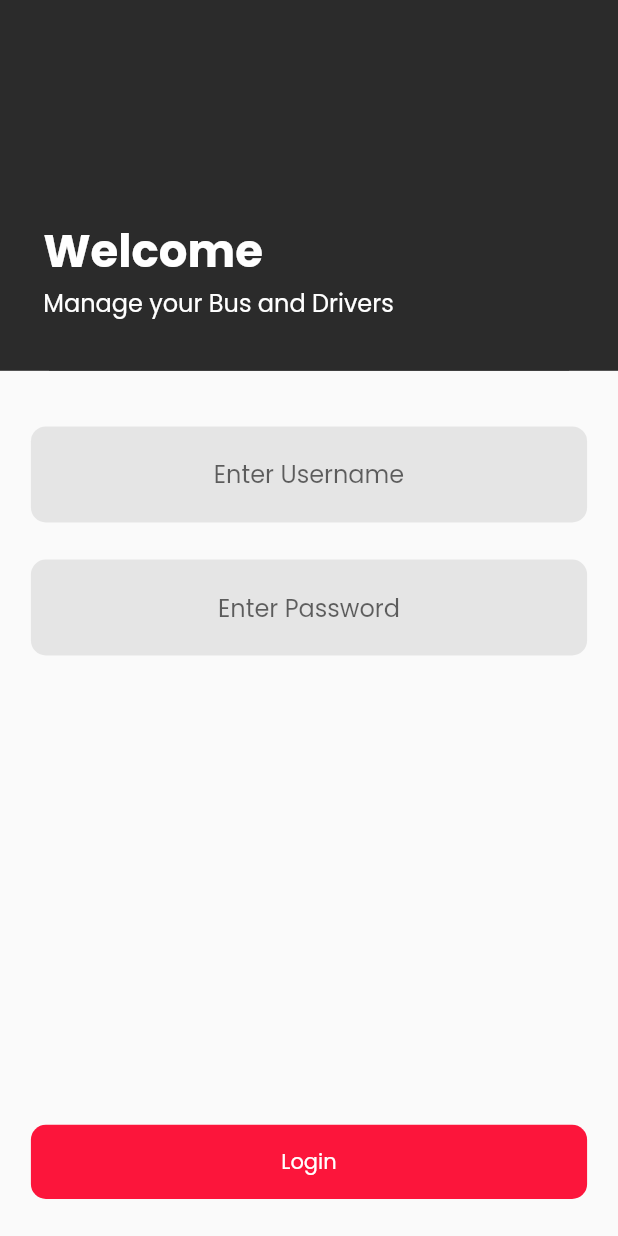
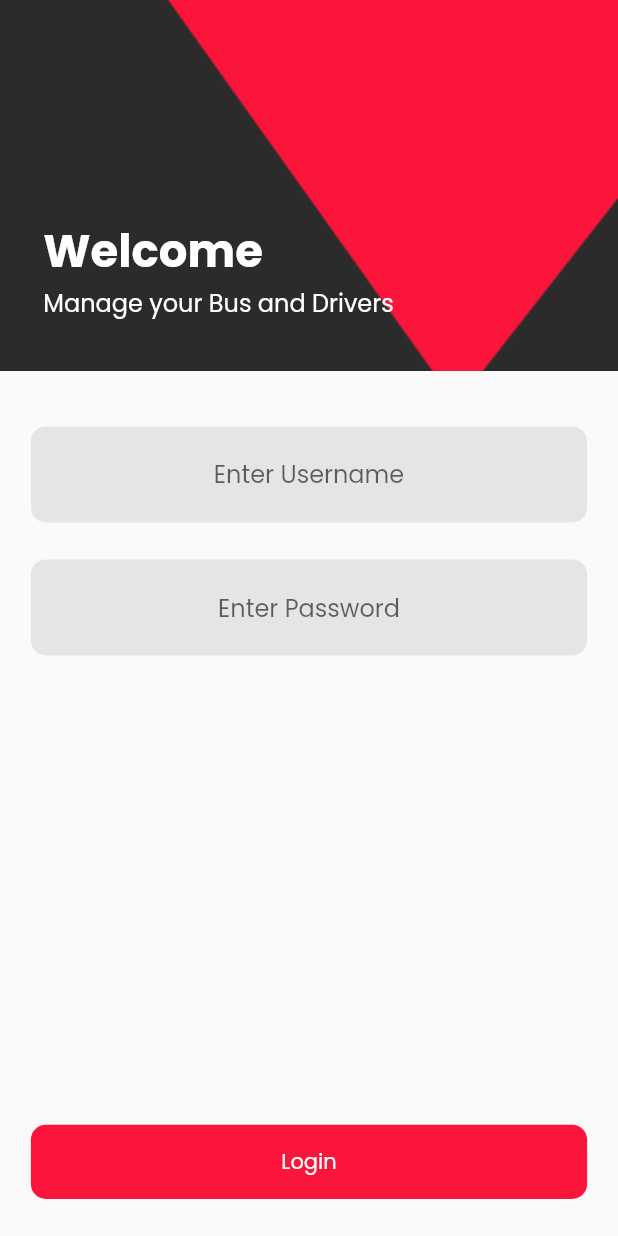
Before and after one commit to mahesh-mr/moovbe, a Flutter app: the screen it shows after launch, after a tap on "Get Started", on a phone screen of 412 x 824 dp. Run offline on Flutter 3.47's test engine with Material 2 defaults, Android fonts, the phone set to English and light mode, and no system bars; our stand-ins replace dio, flutter_svg, get, get_storage, google_fonts; network calls fail.

```diff
--- a/lib/data/login_service.dart
+++ b/lib/data/login_service.dart
@@ -1,8 +1,6 @@
-import 'dart:convert';
+
 import 'dart:developer';
 import 'package:get_storage/get_storage.dart';
-import 'package:shared_preferences/shared_preferences.dart';
-import '../domain/login_model.dart';
 import 'core/dio_clint.dart';
 import 'core/token_storage.dart';
 
@@ -30,5 +28,6 @@ class LoginService {
     } catch (e) {
       log("data:  $e");
     }
+    return null;
   }
 }
--- a/lib/main.dart
+++ b/lib/main.dart
@@ -1,8 +1,6 @@
 import 'package:flutter/material.dart';
 import 'package:google_fonts/google_fonts.dart';
 import 'package:moovbe_app/presentation/pages/home_screen/home_screen.dart';
-import 'package:moovbe_app/presentation/pages/seat_layout/three_seater_layout.dart';
-import 'package:provider/provider.dart';
 import 'data/core/token_storage.dart';
 import 'presentation/core/colors.dart';
 import 'presentation/pages/start_screen/start_screen.dart';
@@ -22,7 +20,7 @@ class MyApp extends StatelessWidget {
         title: 'moovbe',
         theme: ThemeData(
           appBarTheme: AppBarTheme(
-            iconTheme: IconThemeData(color: appBackground),
+            iconTheme: const IconThemeData(color: appBackground),
             backgroundColor: appBlack,
             elevation: 0,
             centerTitle: true,
@@ -37,6 +35,6 @@ class MyApp extends StatelessWidget {
           // primarySwatch: Colors.blue,
         ),
         debugShowCheckedModeBanner: false,
-        home: token == null ? GetStartScreen() : HomeScreen());
+        home: token == null ? const GetStartScreen() : const HomeScreen());
   }
 }
--- a/lib/presentation/pages/home_screen/home_screen.dart
+++ b/lib/presentation/pages/home_screen/home_screen.dart
@@ -1,11 +1,8 @@
 // ignore_for_file: public_member_api_docs, sort_constructors_first
 import 'package:flutter/material.dart';
-
 import '../../core/colors.dart';
 import '../drivers_list_screen/drivers_list_screen.dart';
 import '../../widgets/custom_list_tile.dart';
-import '../seat_layout/three_seater_layout.dart';
-import '../seat_layout/two_seater_layout.dart';
 import 'widgets/custom_grid_card.dart';
 
 class HomeScreen extends StatelessWidget {
--- a/lib/presentation/pages/home_screen/widgets/custom_grid_card.dart
+++ b/lib/presentation/pages/home_screen/widgets/custom_grid_card.dart
@@ -37,21 +37,21 @@ class CustomGridCard extends StatelessWidget {
           children: [
             Text(
               title,
-              style: TextStyle(
+              style: const TextStyle(
                   fontSize: 20,
                   fontWeight: FontWeight.bold,
                   color: appBackground),
             ),
             Text(
               subTitle,
-              style: TextStyle(fontSize: 14, color: appBackground),
+              style: const TextStyle(fontSize: 14, color: appBackground),
             ),
             SizedBox(
               height: size.height * 0.01,
             ),
             Align(
                 alignment: Alignment.bottomRight,
-                child: Container(
+                child: SizedBox(
                   height: size.height * 0.1,
                   width: size.width * 0.245,
                   child: Image.asset(
--- a/lib/presentation/pages/login_screen/login_screen.dart
+++ b/lib/presentation/pages/login_screen/login_screen.dart
@@ -1,13 +1,10 @@
 import 'dart:developer';
-
 import 'package:flutter/material.dart';
 import 'package:get_storage/get_storage.dart';
 import 'package:moovbe_app/data/login_service.dart';
-import 'package:moovbe_app/domain/login_model.dart';
 import 'package:moovbe_app/presentation/core/colors.dart';
 import 'package:moovbe_app/presentation/widgets/custom_text_form.dart';
 import 'package:moovbe_app/presentation/widgets/custom_button.dart';
-import 'package:shared_preferences/shared_preferences.dart';
 
 import '../home_screen/home_screen.dart';
 
@@ -27,8 +24,12 @@ class LoginScreen extends StatelessWidget {
           Container(
             height: size.height * 0.3,
             width: double.infinity,
-            decoration: BoxDecoration(image: DecorationImage(image: AssetImage('assets/bg.png'))),
-            color: appBlack,
+            decoration: const BoxDecoration(
+                image: DecorationImage(
+                    image: AssetImage(
+                      'assets/bg.png',
+                    ),
+                    fit: BoxFit.cover)),
             child: Padding(
               padding: EdgeInsets.only(
                   left: size.width * 0.07, bottom: size.height * 0.04),
@@ -107,7 +108,7 @@ class LoginScreen extends StatelessWidget {
                 child: CustomButton(
                   height: size.height * 0.06,
                   width: double.infinity,
-                  onPressed: ()  {
+                  onPressed: () {
                     bool isValid = formKey.currentState!.validate();
 
                     if (isValid) {
@@ -123,7 +124,7 @@ class LoginScreen extends StatelessWidget {
                           Navigator.push(
                             context,
                             MaterialPageRoute(
-                              builder: (context) => HomeScreen(),
+                              builder: (context) => const HomeScreen(),
                             ),
                           );
                         }
--- a/lib/presentation/pages/seat_layout/three_seater_layout.dart
+++ b/lib/presentation/pages/seat_layout/three_seater_layout.dart
@@ -54,7 +54,7 @@ final int index;
                     mainAxisAlignment: MainAxisAlignment.spaceAround,
                     // crossAxisAlignment: cross,
                     children: [
-                      Container(
+                      SizedBox(
                         height: size.height * 0.41,
                         width: size.width * 0.2,
                         //color: appYellow,
--- a/lib/presentation/widgets/custom_list_tile.dart
+++ b/lib/presentation/widgets/custom_list_tile.dart
@@ -1,14 +1,11 @@
 // ignore_for_file: public_member_api_docs, sort_constructors_first
 
 import 'package:flutter/material.dart';
-import 'package:get/get.dart';
-
-import '../controller/drivers_list_provider.dart';
 import '../core/colors.dart';
 import 'custom_button.dart';
 
 class CustomListTaile extends StatelessWidget {
-   CustomListTaile({
+   const CustomListTaile({
     Key? key,
     required this.size,
     required this.title,
```
Also changed, not shown: lib/domain/drivers_list.dart (+5 -5 lines), lib/presentation/controller/drivers_list_provider.dart (+7 -5 lines), lib/presentation/pages/add_driver_screen/add_driver_screen.dart (+2 -8 lines).
